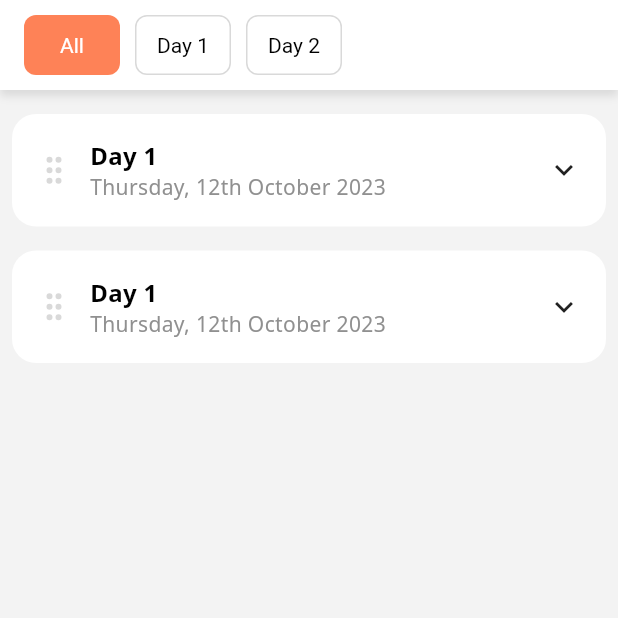
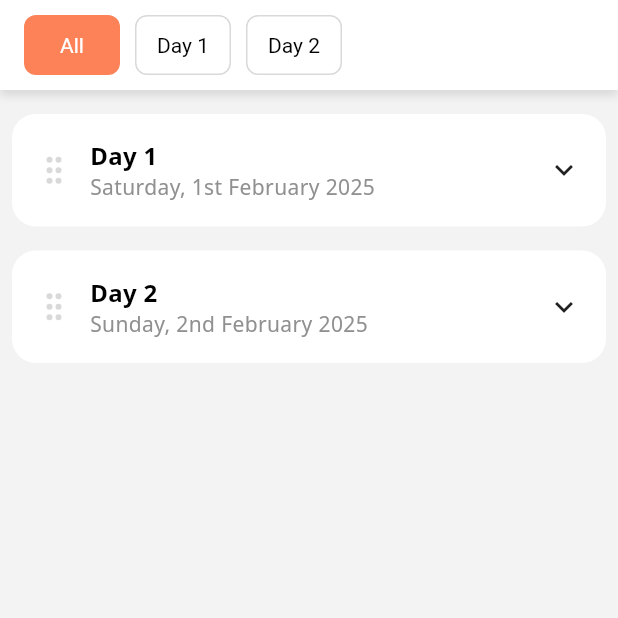
Before and after one commit to Thun-2004/triptery, a Flutter app: the screen it shows after launch, scrolled down 350 dp, after a tap on "All", on a phone screen of 412 x 824 dp, the top half of it. Run offline on Flutter 3.47's test engine with Material 3 defaults, Android fonts, the phone set to English and light mode, and no system bars; our stand-ins replace dotted_border, dropdown_button2, flutter_dotenv, flutter_social_button, flutter_svg, get and 7 more; accounts and stored records are empty; generated files the repository leaves out were written again; network calls fail.

Commit message:
fix: dynamic date time in trip page

```diff
--- a/lib/presentation/pages/edit_route_page.dart
+++ b/lib/presentation/pages/edit_route_page.dart
@@ -47,16 +47,16 @@ class _EditRoutePageState extends State<EditRoutePage> {
         .toList();
   }
 
-  void _selectDay(int day) {
-    setState(() {
-      if (day == 0) {
-        dayMode = DayList();
-      } else {
-        dayMode = Day(day: day);
-      }
-      selectedDay = day;
-    });
-  }
+  // void _selectDay(int day) {
+  //   setState(() {
+  //     if (day == 0) {
+  //       dayMode = DayList();
+  //     } else {
+  //       dayMode = Day(day: day);
+  //     }
+  //     selectedDay = day;
+  //   });
+  // }
 
   void _onCardSelected(int index) {
     setState(() {
@@ -180,7 +180,8 @@ class _EditRoutePageState extends State<EditRoutePage> {
                             children: [
                               DayButton(
                                 text: 'Day $day',
-                                onPressed: () => _selectDay(day),
+                                onPressed: () => {},
+                                // onPressed: () => _selectDay(day),
                                 index: day,
                                 selectedDay: selectedDay,
                               ),
--- a/lib/presentation/widgets/trip/components/day.dart
+++ b/lib/presentation/widgets/trip/components/day.dart
@@ -10,11 +10,13 @@ import 'package:triptery/domain/entities/trip/trip.dart';
 import 'package:triptery/presentation/controllers/trip_controller.dart';
 import 'package:lucide_icons_flutter/lucide_icons.dart';
 import 'package:triptery/services/core/trip/trip_service.dart';
+import 'package:triptery/utils/datetime.dart';
 
 //FIXME : change to Draggable place card(place card drag and drop พังไอสัดดดดดด)
 class Day extends StatefulWidget {
-  const Day({super.key, required this.day});
+  const Day({super.key, required this.day, required this.date});
   final int day;
+  final DateTime date;
 
   @override
   State<Day> createState() => _DayState();
@@ -128,13 +130,13 @@ class _DayState extends State<Day> {
                         crossAxisAlignment: CrossAxisAlignment.start,
                         children: [
                           CustomText(
-                            text: "Day 1",
+                            text: "Day ${widget.day}",
                             type: TextType.subHeading,
                             color:
                                 _isExpanded ? AppColors.white : AppColors.black,
                           ),
                           CustomText(
-                            text: "Thursday, 12th October 2023",
+                            text: formatDateWithOrdinal(widget.date),
                             type: TextType.body,
                             color:
                                 _isExpanded
--- a/lib/presentation/widgets/trip/components/day_list.dart
+++ b/lib/presentation/widgets/trip/components/day_list.dart
@@ -6,20 +6,19 @@ import 'package:triptery/data/mock/mock_plan.dart';
 import 'package:triptery/domain/entities/trip/trip.dart';
 
 class DayList extends StatefulWidget {
-  const DayList({super.key});
+  const DayList({super.key, required this.dateFrom, required this.dayCount});
+  final DateTime dateFrom;
+  final int dayCount;
 
   @override
   State<DayList> createState() => _DayListState();
 }
 
 class _DayListState extends State<DayList> {
-  List<Trip> trips = mockTrips;
-  List<int> get days {
-    return trips
-        .where((trip) => trip.day > 0)
-        .map((trip) => trip.day)
-        .toSet()
-        .toList();
+
+  @override
+  void initState() {
+    super.initState();
   }
 
   @override
@@ -36,12 +35,13 @@ class _DayListState extends State<DayList> {
         padding: const EdgeInsets.symmetric(vertical: 0),
         shrinkWrap: true,
         physics: const BouncingScrollPhysics(),
-        itemCount: days.length,
+        itemCount: widget.dayCount,
         itemBuilder: (context, index) {
           return Padding(
             padding: const EdgeInsets.only(bottom: 16),
             child: Day(
-              day: days[index],
+              day: index + 1,
+              date: widget.dateFrom.add(Duration(days: index))
             )
           );
         },
--- a/lib/presentation/widgets/trip/trip_body.dart
+++ b/lib/presentation/widgets/trip/trip_body.dart
@@ -1,3 +1,5 @@
+import 'dart:developer';
+
 import 'package:flutter/material.dart';
 import 'package:get/get.dart';
 import 'package:triptery/constant/colors.dart';
@@ -26,10 +28,10 @@ class TripBody extends StatefulWidget {
 }
 
 class _TripBodyState extends State<TripBody> {
-  TripController tripController = Get.find<TripController>();
   int selectedDay = 0;
   late Widget dayMode;
   List<Trip> trips = mockTrips;
+  late final PlanController planController;
 
   List<int> get days {
     return trips
@@ -41,11 +43,6 @@ class _TripBodyState extends State<TripBody> {
 
   void _selectDay(int day) {
     setState(() {
-      if (day == 0) {
-        dayMode = DayList();
-      } else {
-        dayMode = Day(day: day);
-      }
       selectedDay = day;
     });
   }
@@ -53,7 +50,12 @@ class _TripBodyState extends State<TripBody> {
   @override
   void initState() {
     super.initState();
-    dayMode = DayList();
+    planController = Get.find<PlanController>();
+    if (planController.plan.value != null) {
+      dayMode = DayList(dateFrom: planController.plan.value!.dayStart, dayCount: planController.plan.value!.dayCount);
+    } else {
+      dayMode = const Center(child: CircularProgressIndicator());
+    }
   }
 
   @override
@@ -82,9 +84,8 @@ class _TripBodyState extends State<TripBody> {
               child: SizedBox(
                 height: 40,
                 child: Obx(() {
-                  final plan = Get.find<PlanController>().plan.value;
 
-                  if (plan == null) {
+                  if (planController.plan.value == null) {
                     return const SizedBox();
                   }
 
@@ -94,7 +95,6 @@ class _TripBodyState extends State<TripBody> {
                       DayButton(
                         text: 'All',
                         onPressed: () {
-                          // tripController.fetchTripsbyPlanId(1);
                           _selectDay(0);
                         },
                         index: 0,
@@ -102,8 +102,8 @@ class _TripBodyState extends State<TripBody> {
                       ),
                       const SizedBox(width: 10),
 
-                      ...List.generate(plan!.dayCount ?? 0, (index) {
-                        final day = index + 1;
+                      ...List.generate(planController.plan.value!.dayCount ?? 0, (index) {
+                        int day = index + 1;
                         return Row(
                           children: [
                             Padding(
@@ -111,7 +111,6 @@ class _TripBodyState extends State<TripBody> {
                               child: DayButton(
                                 text: 'Day $day',
                                 onPressed: () {
-                                  //tripController.fetchTripsbyDay(1, day); //FIXME: change to dynamic planId
                                   _selectDay(day);
                                 },
                                 index: day,
@@ -127,12 +126,22 @@ class _TripBodyState extends State<TripBody> {
               ),
             ),
           ),
-          Container(
-            height: 845,
-            padding: const EdgeInsets.symmetric(horizontal: 8, vertical: 16),
-            child: dayMode,
-          ),
-          //dayMode,
+          Obx(() {
+            final plan = planController.plan.value;
+            if(plan == null){
+              return const Center(child: CircularProgressIndicator());
+            }
+            return Container(
+              height: 845,
+              padding: const EdgeInsets.symmetric(horizontal: 8, vertical: 16),
+              child: selectedDay == 0
+                ? DayList(dateFrom: plan.dayStart, dayCount: plan.dayCount)
+                : Day(
+                    day: selectedDay,
+                    date: plan.dayStart.add(Duration(days: selectedDay - 1)),
+                  ),
+            );
+          }),
           const SizedBox(height: 16),
 
           //Add your trip details here
--- /dev/null
+++ b/lib/utils/datetime.dart
@@ -0,0 +1,23 @@
+import 'package:intl/intl.dart';
+
+String formatDateWithOrdinal(DateTime date) {
+  final String daySuffix = _getDaySuffix(date.day);
+  final String formatted = DateFormat('EEEE, d').format(date) +
+      daySuffix +
+      DateFormat(' MMMM yyyy').format(date);
+  return formatted;
+}
+
+String _getDaySuffix(int day) {
+  if (day >= 11 && day <= 13) return 'th';
+  switch (day % 10) {
+    case 1:
+      return 'st';
+    case 2:
+      return 'nd';
+    case 3:
+      return 'rd';
+    default:
+      return 'th';
+  }
+}
```
